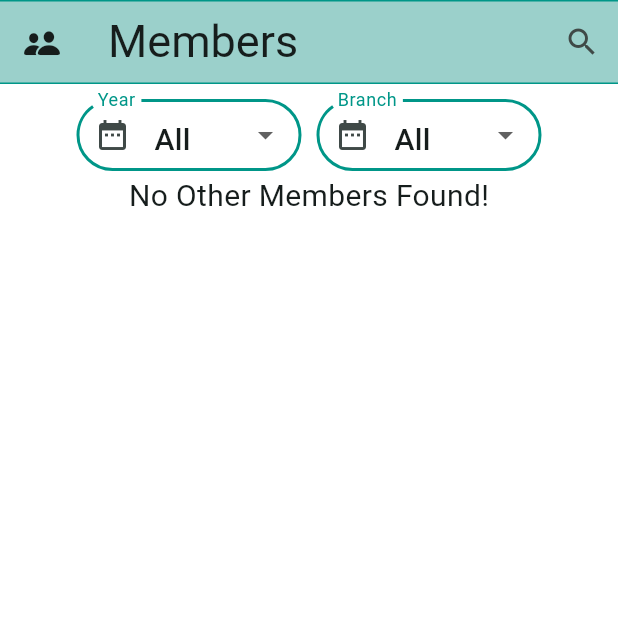
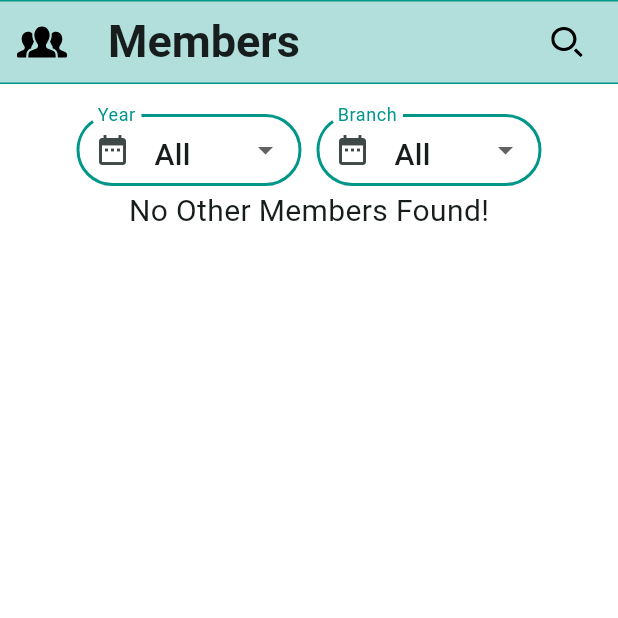
Before and after one commit to m29k/alumni-connect-app, a Flutter app: the MembersPageScreen screen opened directly, on a phone screen of 412 x 824 dp, the top half of it. Run offline on Flutter 3.47's test engine with Material 3 defaults, Android fonts, the phone set to English and light mode, and no system bars; our stand-ins replace cached_network_image, cloud_firestore, dots_indicator, emoji_picker_flutter, firebase_auth, firebase_core and 7 more; missing offline and left inert: flutter_notification_channel; accounts and stored records are empty.

Commit message:
Modified home screen and members page

```diff
--- a/lib/screens/members_page_screen.dart
+++ b/lib/screens/members_page_screen.dart
@@ -1,7 +1,6 @@
-import 'package:alumni_connect_app/widgets/appBarCommon.dart';
-import 'package:flutter/cupertino.dart';
 import 'package:flutter/material.dart';
 import 'package:cloud_firestore/cloud_firestore.dart';
+import 'package:flutter_svg/svg.dart';
 
 import '../helper/dialogs.dart';
 import '../styles.dart';
@@ -9,9 +8,6 @@ import '../models/chat_user.dart';
 import '../api/apis.dart';
 
 class MembersPageScreen extends StatefulWidget {
-  // final ChatUser loggedInUser;
-  // const MembersPageScreen({super.key, required this.loggedInUser});
-  // const MembersPageScreen(this.loggedInUser);
   const MembersPageScreen({super.key});
 
   @override
@@ -30,30 +26,21 @@ class _MembersPageScreenState extends State<MembersPageScreen> {
   void _makeList(List<QueryDocumentSnapshot<Object?>> users, String yearFilter,
       String branchFilter) {
     _list.clear();
-    // yearFilter = yearFilter.substring(2, 2).toLowerCase();
 
     for (var userDoc in users) {
       var userData = userDoc.data() as Map<String, dynamic>;
       var userEmail = userData['email'] as String;
 
-      var year = userEmail.substring(0, 2); // Extracting 'yy'
-      var branch = userEmail.substring(2, 5); // Extracting 'bbb'
-
-      // Check if the user matches the provided year and/or branch filter
-      // bool matchesYear = yearFilter.isEmpty || year == yearFilter;
-      // bool matchesBranch = branchFilter.isEmpty || branch == branchFilter;
+      var year = userEmail.substring(0, 2);
+      var branch = userEmail.substring(2, 5);
 
       bool matchesYear = yearFilter == 'All' || year == yearFilter.substring(2);
       bool matchesBranch = branchFilter == 'All' ||
           branch == 'b${branchFilter.toLowerCase().substring(0, 2)}';
       print('######');
-      // print(year);
       print(yearFilter);
-      // print(yearFilter.substring(2));
       print(branchFilter);
-      // print('b${branchFilter.toLowerCase().substring(0, 2)}');
 
-      // Add the user to the list if it matches the provided filters
       if (matchesYear && matchesBranch) {
         _list.add(userData);
       }
@@ -64,8 +51,6 @@ class _MembersPageScreenState extends State<MembersPageScreen> {
     setState(() {
       if (newYearFilter != '') yearFilter = newYearFilter;
       if (newBranchFilter != '') branchFilter = newBranchFilter;
-      // print(yearFilter);
-      // print(branchFilter);
     });
   }
 
@@ -73,12 +58,14 @@ class _MembersPageScreenState extends State<MembersPageScreen> {
   Widget build(BuildContext context) {
     return Scaffold(
       appBar: AppBar(
-        leading: const Icon(CupertinoIcons.person_2_fill),
-        elevation: 10,
-        // backgroundColor: background_color1,
-        // backgroundColor: Colors.teal[100],
+        leading: Transform.scale(
+          scale: 0.6,
+          child: SvgPicture.asset(
+            'assets/icons/members.svg',
+          ),
+        ),
+        elevation: 0,
         backgroundColor: accent_color1.withOpacity(0.3),
-
         shape: const Border(
           bottom: BorderSide(
             width: 1,
@@ -113,19 +100,24 @@ class _MembersPageScreenState extends State<MembersPageScreen> {
               )
             : const Text(
                 'Members',
-                style: TextStyle(fontSize: page_title_size),
+                style: TextStyle(
+                    fontSize: page_title_size, fontWeight: FontWeight.w700),
               ),
         actions: [
           //search user button
           IconButton(
-              onPressed: () {
-                setState(() {
-                  _isSearching = !_isSearching;
-                });
-              },
-              icon: Icon(_isSearching
-                  ? CupertinoIcons.clear_circled_solid
-                  : Icons.search)),
+            onPressed: () {
+              setState(() {
+                _isSearching = !_isSearching;
+              });
+            },
+            icon: SvgPicture.asset(
+              'assets/icons/search.svg',
+            ),
+          ),
+          const SizedBox(
+            width: 10,
+          )
         ],
       ),
       backgroundColor: background_color1,
@@ -135,22 +127,13 @@ class _MembersPageScreenState extends State<MembersPageScreen> {
           if (!snapshot.hasData) {
             return const Center(child: CircularProgressIndicator());
           } else {
-            // Extract user data from the 'users' collection
             final users = snapshot.data!.docs;
             ChatUser loggedInUser = APIs.me;
-
-            // _list.clear();
-
-            // for (var userDoc in users) {
-            //   var userData = userDoc.data() as Map<String, dynamic>;
-            //   _list.add(userData);
-            // }
             _makeList(users, yearFilter, branchFilter);
 
-            // if (_list.isNotEmpty) {
             return Column(
               children: [
-                const SizedBox(height: 10),
+                const SizedBox(height: 20),
                 FilterBar(changeFilter: _changeFilter),
                 _list.isNotEmpty
                     ? Expanded(
@@ -161,13 +144,6 @@ class _MembersPageScreenState extends State<MembersPageScreen> {
                           itemBuilder: (context, index) {
                             var userData =
                                 users[index].data() as Map<String, dynamic>;
-
-                            // Access 'name' and 'about' fields for each user
-                            // var userId = userData['id'];
-                            // var name = userData['name'];
-                            // var email = userData['email'];
-                            // var about = userData['about'] ?? 'No description available';
-
                             var userId = _isSearching
                                 ? _searchList[index]['id']
                                 : _list[index]['id'];
@@ -188,16 +164,14 @@ class _MembersPageScreenState extends State<MembersPageScreen> {
                             print(loggedInUser.name);
 
                             if (userId == loggedInUser.id) {
-                              return SizedBox(); // Return an empty container for logged-in user
+                              return const SizedBox();
                             }
-
                             return Column(
                               children: [
                                 ListTile(
                                   leading: CircleAvatar(
                                     backgroundColor:
                                         background_color2.withOpacity(0.2),
-                                    // backgroundImage: NetworkImage(userData['image']),
                                     backgroundImage: NetworkImage(image),
                                   ),
                                   title: Text(name),
@@ -215,10 +189,15 @@ class _MembersPageScreenState extends State<MembersPageScreen> {
                                         }
                                       });
                                     },
-                                    icon: const Icon(
-                                      Icons.add_comment_rounded,
-                                      // color: Colors.white,
-                                      color: accent_color1,
+                                    icon: ColorFiltered(
+                                      colorFilter: const ColorFilter.mode(
+                                        Colors.teal,
+                                        BlendMode.srcIn,
+                                      ),
+                                      child: SvgPicture.asset(
+                                        'assets/icons/add_chat.svg',
+                                        semanticsLabel: 'Add Chat',
+                                      ),
                                     ),
                                   ),
                                 ),
@@ -238,12 +217,6 @@ class _MembersPageScreenState extends State<MembersPageScreen> {
                       ),
               ],
             );
-            // } else {
-            //   return const Center(
-            //     child: Text('No Other Members Found!',
-            //         style: TextStyle(fontSize: 20)),
-            //   );
-            // }
           }
         },
       ),
@@ -266,7 +239,6 @@ class FilterBar extends StatelessWidget {
     int currentYear = DateTime.now().year;
     for (int year = 2019; year <= currentYear; year++) {
       years.add(year.toString());
-      // print(year.toString());
     }
   }
 
@@ -283,22 +255,20 @@ class FilterBar extends StatelessWidget {
             decoration: InputDecoration(
                 enabledBorder: OutlineInputBorder(
                   borderRadius: BorderRadius.circular(30),
-                  borderSide: BorderSide(width: 2, color: accent_color1),
+                  borderSide: const BorderSide(width: 2, color: accent_color1),
                 ),
                 focusedBorder: OutlineInputBorder(
                   borderRadius: BorderRadius.circular(30),
-                  borderSide: BorderSide(
-                      width: 2,
-                      color: accent_color1), // Border for focused state
+                  borderSide: const BorderSide(width: 2, color: accent_color1),
                 ),
                 border: OutlineInputBorder(
                   borderRadius: BorderRadius.circular(30),
-                  borderSide: BorderSide(width: 2, color: accent_color1),
+                  borderSide: const BorderSide(width: 2, color: accent_color1),
                 ),
-                label: Text('Year'),
-                labelStyle: TextStyle(color: accent_color1),
-                contentPadding: EdgeInsets.all(10),
-                prefixIcon: Icon(Icons.date_range)),
+                label: const Text('Year'),
+                labelStyle: const TextStyle(color: accent_color1),
+                contentPadding: const EdgeInsets.all(10),
+                prefixIcon: const Icon(Icons.date_range)),
             value: yearValue,
             elevation: 0,
             borderRadius: BorderRadius.circular(10),
@@ -307,7 +277,7 @@ class FilterBar extends StatelessWidget {
                 value: value,
                 child: Text(
                   value,
-                  style: TextStyle(fontSize: 20),
+                  style: const TextStyle(fontSize: 20),
                 ),
               );
             }).toList(),
@@ -315,8 +285,6 @@ class FilterBar extends StatelessWidget {
               yearValue = newValue!;
               print(yearValue);
               changeFilter(newValue, '');
-              // setState(() {
-              // });
             },
           ),
         ),
@@ -328,22 +296,20 @@ class FilterBar extends StatelessWidget {
             decoration: InputDecoration(
                 enabledBorder: OutlineInputBorder(
                   borderRadius: BorderRadius.circular(30),
-                  borderSide: BorderSide(width: 2, color: accent_color1),
+                  borderSide: const BorderSide(width: 2, color: accent_color1),
                 ),
                 focusedBorder: OutlineInputBorder(
                   borderRadius: BorderRadius.circular(30),
-                  borderSide: BorderSide(
-                      width: 2,
-                      color: accent_color1), // Border for focused state
+                  borderSide: const BorderSide(width: 2, color: accent_color1),
                 ),
                 border: OutlineInputBorder(
                   borderRadius: BorderRadius.circular(30),
-                  borderSide: BorderSide(width: 2, color: accent_color1),
+                  borderSide: const BorderSide(width: 2, color: accent_color1),
                 ),
-                label: Text('Branch'),
-                labelStyle: TextStyle(color: accent_color1),
-                contentPadding: EdgeInsets.all(10),
-                prefixIcon: Icon(Icons.date_range)),
+                label: const Text('Branch'),
+                labelStyle: const TextStyle(color: accent_color1),
+                contentPadding: const EdgeInsets.all(10),
+                prefixIcon: const Icon(Icons.date_range)),
             value: yearValue,
             elevation: 0,
             borderRadius: BorderRadius.circular(10),
@@ -352,7 +318,7 @@ class FilterBar extends StatelessWidget {
                 value: value,
                 child: Text(
                   value,
-                  style: TextStyle(fontSize: 20),
+                  style: const TextStyle(fontSize: 20),
                 ),
               );
             }).toList(),
@@ -360,8 +326,6 @@ class FilterBar extends StatelessWidget {
               yearValue = newValue!;
               print(yearValue);
               changeFilter('', newValue);
-              // setState(() {
-              // });
             },
           ),
         ),
--- a/pubspec.yaml
+++ b/pubspec.yaml
@@ -73,6 +73,8 @@ dependencies:
 
   dots_indicator: ^2.1.0
   lottie: ^2.7.0
+  intl: ^0.19.0
+  flutter_svg: ^2.0.9
 
 dev_dependencies:
   flutter_test:
@@ -98,6 +100,7 @@ flutter:
   # To add assets to your application, add an assets section, like this:
   assets:
     - assets/images/
+    - assets/icons/
   # assets:
   #   - images/a_dot_burr.jpeg
   #   - images/a_dot_ham.jpeg
```
Also changed, not shown: lib/screens/home_page_screen.dart (+33 -36 lines), lib/widgets/message_card.dart (+13 -13 lines), assets/icons/add_chat.svg (added), assets/icons/members.svg (added), assets/icons/search.svg (added).
